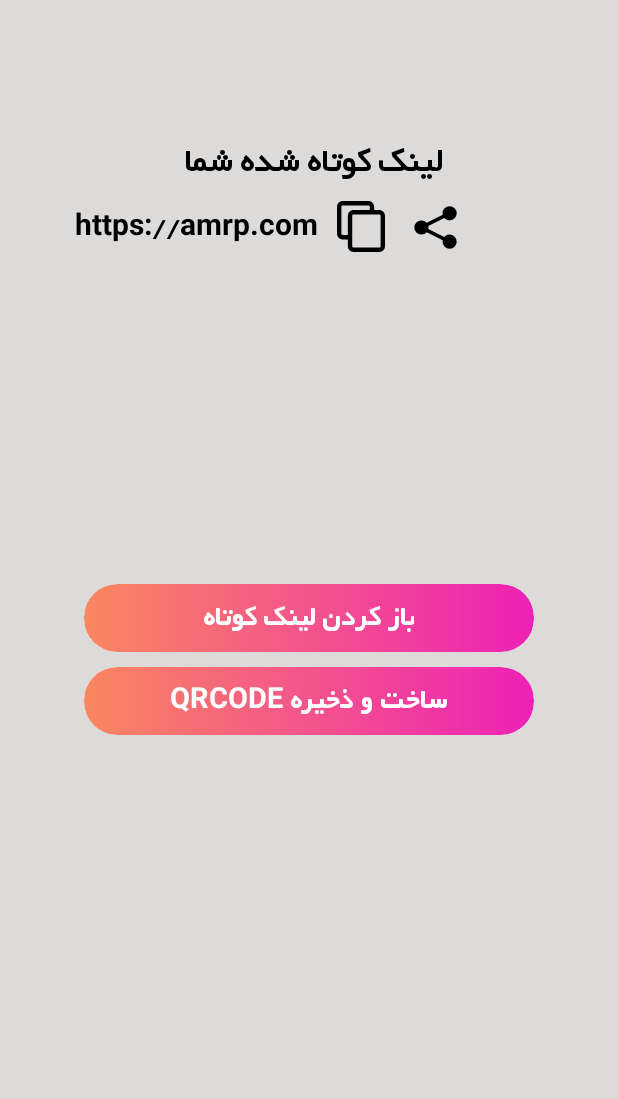
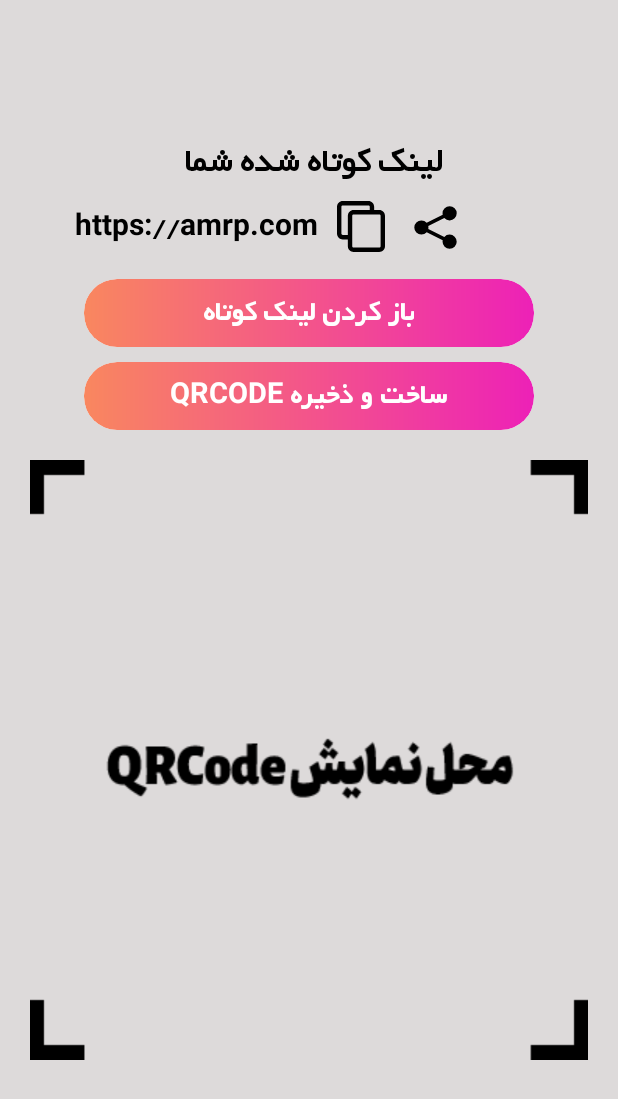
Before and after one commit to AmirMahdi-Novinfar/Shorten-Link-App, an Android app: the layout activity_tools.xml on its own in the app's theme, with its tools: preview values and no code run, on a phone screen of 412 x 824 dp. Shown: the top 1099 px of the screen. Run offline under Robolectric (Android 15) with nearby library versions, the phone set to English and light mode, and no system bars.

```diff
--- a/app/build.gradle
+++ b/app/build.gradle
@@ -43,7 +43,7 @@ dependencies {
     implementation 'com.github.andreseko:sweet-alert-dialog:1.0.6'
     implementation 'com.google.code.gson:gson:2.9.0'
     implementation 'pl.droidsonroids.gif:android-gif-drawable:1.2.24'
-
+    implementation 'com.journeyapps:zxing-android-embedded:4.3.0'
     implementation 'com.github.denzcoskun:ImageSlideshow:0.1.0'
 
 
--- a/app/src/main/AndroidManifest.xml
+++ b/app/src/main/AndroidManifest.xml
@@ -3,6 +3,8 @@
     package="com.example.myapplication">
 
     <uses-permission android:name="android.permission.INTERNET" />
+    <uses-permission android:name="android.permission.WRITE_EXTERNAL_STORAGE" />
+
 
     <application
         android:allowBackup="true"
--- a/app/src/main/res/layout/activity_tools.xml
+++ b/app/src/main/res/layout/activity_tools.xml
@@ -77,10 +77,10 @@
         android:id="@+id/open_link"
         android:layout_width="300dp"
         android:layout_height="45dp"
-        android:layout_centerInParent="true"
         android:layout_centerHorizontal="true"
+        android:layout_below="@+id/btn_copy_clip"
         android:layout_gravity="center"
-        android:layout_marginTop="20dp"
+        android:layout_marginTop="10dp"
         android:clickable="true"
         android:focusable="true"
         app:cardCornerRadius="22dp"
@@ -160,4 +160,25 @@
     </androidx.cardview.widget.CardView>
 
 
+    <RelativeLayout
+        android:layout_width="400dp"
+        android:layout_height="400dp"
+        android:layout_marginStart="20dp"
+        android:layout_marginTop="20dp"
+        android:layout_marginEnd="20dp"
+        android:layout_centerHorizontal="true"
+        android:layout_marginBottom="20dp"
+        android:background="@drawable/amir2"
+        android:layout_below="@+id/generate_qrcode"
+>
+    <ImageView
+        android:id="@+id/imageview_qrcode"
+        android:layout_width="400dp"
+        android:layout_height="400dp"
+        android:layout_margin="10dp"
+       />
+
+    </RelativeLayout>
+
+
 </RelativeLayout>
```
Also changed, not shown: app/src/main/java/ir/iamnovinfar/Shorten_link/ToolsActivity.java (+52 -1 lines), app/src/main/res/drawable/imageqrcode_back.xml (added, +7 -0 lines), app/src/main/res/drawable/amir.png (added), app/src/main/res/drawable/amir2.png (added).
